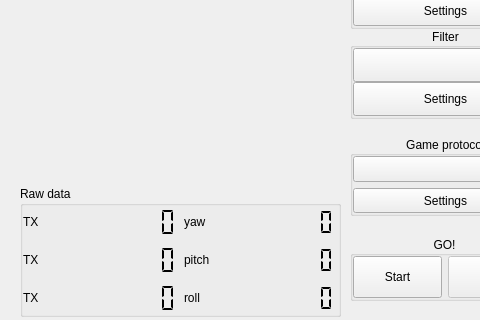
Above: facetracknoir/facetracknoir.ui from opentrack/opentrack before the change; both pictures show x 0 to 480 and y 234 to 554 of the 788 by 554 pixel window. Below: the same form after it.
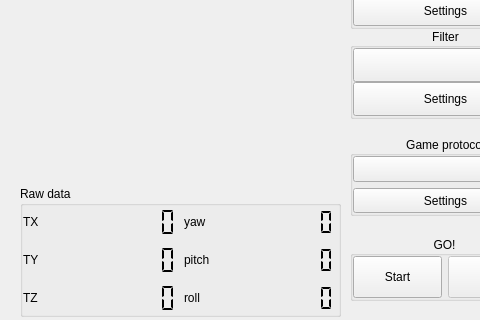
That is the form after the change. Icons and pictures are not drawn. Custom widgets are drawn as their Qt base class.

Commit message: Fix copy-paste UI error

```diff
--- a/facetracknoir/facetracknoir.ui
+++ b/facetracknoir/facetracknoir.ui
@@ -951,7 +951,7 @@
         </size>
        </property>
        <property name="text">
-        <string>TX</string>
+        <string>TY</string>
        </property>
       </widget>
      </item>
@@ -1045,7 +1045,7 @@
         </size>
        </property>
        <property name="text">
-        <string>TX</string>
+        <string>TZ</string>
        </property>
       </widget>
      </item>
```
